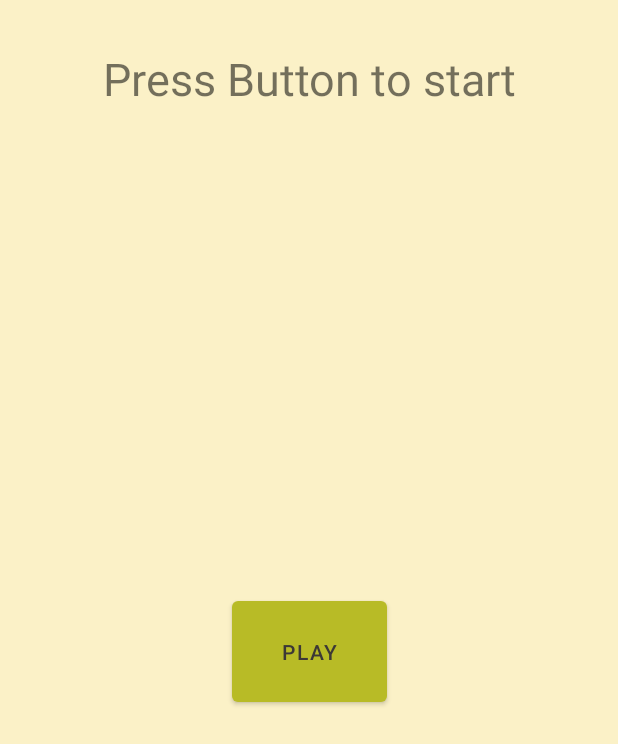
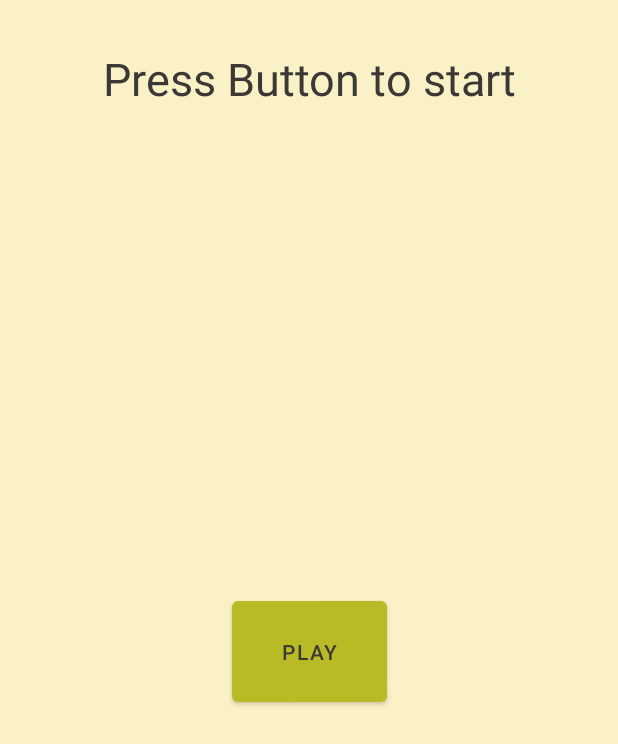
Before and after one commit to Kuuhhl/reactionTime, an Android app: the screen it shows after launch (MainActivity), on a phone screen of 412 x 824 dp. Shown: the top 744 px of the screen. Run offline under Robolectric (Android 15) with nearby library versions, the phone set to English and light mode, and no system bars.

Commit message:
icon added, changed text color

```diff
--- a/app/src/main/res/layout/activity_main.xml
+++ b/app/src/main/res/layout/activity_main.xml
@@ -27,6 +27,7 @@
         android:layout_marginTop="32dp"
         android:gravity="center"
         android:text="@string/greetingText"
+        android:textColor="@color/foreground"
         android:textSize="30sp"
         app:layout_constraintEnd_toEndOf="parent"
         app:layout_constraintStart_toStartOf="parent"
@@ -37,6 +38,7 @@
         android:layout_width="wrap_content"
         android:layout_height="wrap_content"
         android:layout_marginBottom="16dp"
+        android:textColor="@color/foreground"
         app:layout_constraintBottom_toBottomOf="parent"
         app:layout_constraintEnd_toEndOf="parent"
         app:layout_constraintStart_toStartOf="parent" />
@@ -51,6 +53,7 @@
         android:includeFontPadding="false"
         android:onClick="resetHighscore"
         android:text="@string/resetText"
+        android:textColor="@color/foreground"
         android:textSize="8sp"
         app:layout_constraintBottom_toBottomOf="parent"
         app:layout_constraintEnd_toEndOf="parent" />
--- a/app/src/main/res/mipmap-anydpi-v26/ic_launcher.xml
+++ b/app/src/main/res/mipmap-anydpi-v26/ic_launcher.xml
@@ -1,5 +1,5 @@
 <?xml version="1.0" encoding="utf-8"?>
 <adaptive-icon xmlns:android="http://schemas.android.com/apk/res/android">
-    <background android:drawable="@drawable/ic_launcher_background" />
-    <foreground android:drawable="@drawable/ic_launcher_foreground" />
+    <background android:drawable="@color/ic_launcher_background"/>
+    <foreground android:drawable="@mipmap/ic_launcher_foreground"/>
 </adaptive-icon>
--- a/app/src/main/res/mipmap-anydpi-v26/ic_launcher_round.xml
+++ b/app/src/main/res/mipmap-anydpi-v26/ic_launcher_round.xml
@@ -1,5 +1,5 @@
 <?xml version="1.0" encoding="utf-8"?>
 <adaptive-icon xmlns:android="http://schemas.android.com/apk/res/android">
-    <background android:drawable="@drawable/ic_launcher_background" />
-    <foreground android:drawable="@drawable/ic_launcher_foreground" />
+    <background android:drawable="@color/ic_launcher_background"/>
+    <foreground android:drawable="@mipmap/ic_launcher_foreground"/>
 </adaptive-icon>
--- /dev/null
+++ b/app/src/main/res/values/ic_launcher_background.xml
@@ -0,0 +1,4 @@
+<?xml version="1.0" encoding="utf-8"?>
+<resources>
+    <color name="ic_launcher_background">#98971A</color>
+</resources>
```
Also changed, not shown: app/src/main/ic_launcher-playstore.png (added), app/src/main/res/mipmap-hdpi/ic_launcher.png, app/src/main/res/mipmap-hdpi/ic_launcher_foreground.png (added), app/src/main/res/mipmap-hdpi/ic_launcher_round.png, app/src/main/res/mipmap-mdpi/ic_launcher.png, app/src/main/res/mipmap-mdpi/ic_launcher_foreground.png (added), app/src/main/res/mipmap-mdpi/ic_launcher_round.png, app/src/main/res/mipmap-xhdpi/ic_launcher.png, app/src/main/res/mipmap-xhdpi/ic_launcher_foreground.png (added), app/src/main/res/mipmap-xhdpi/ic_launcher_round.png, app/src/main/res/mipmap-xxhdpi/ic_launcher.png, app/src/main/res/mipmap-xxhdpi/ic_launcher_foreground.png (added), app/src/main/res/mipmap-xxhdpi/ic_launcher_round.png, app/src/main/res/mipmap-xxxhdpi/ic_launcher.png, 2 more files.
